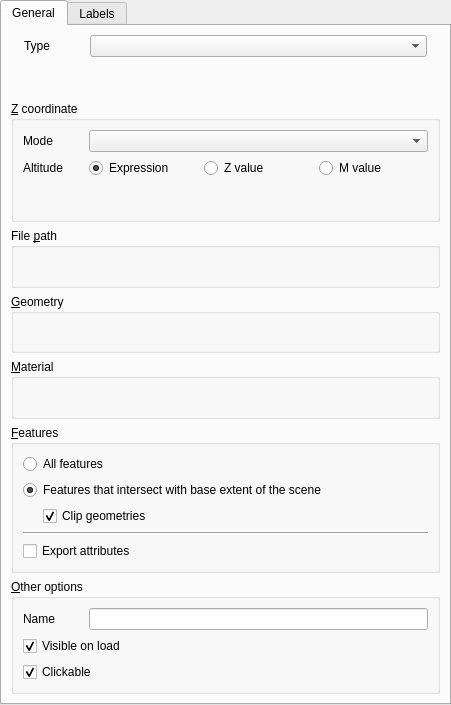
Above: ui/vectorproperties.ui from minorua/Qgis2threejs before the change. Below: the same form after it.
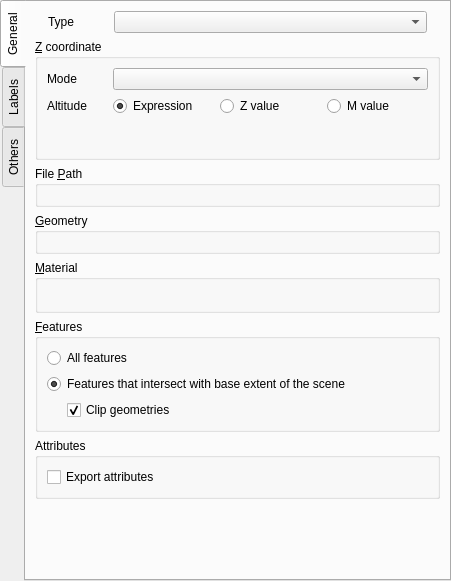
That is the form after the change. Custom widgets are drawn as their Qt base class.

Commit message: ui: scene, DEM and vector property pages have tabs at the left

Patch:
```diff
--- a/ui/vectorproperties.ui
+++ b/ui/vectorproperties.ui
@@ -7,7 +7,7 @@
     <x>0</x>
     <y>0</y>
     <width>451</width>
-    <height>705</height>
+    <height>581</height>
    </rect>
   </property>
   <property name="windowTitle">
@@ -28,6 +28,9 @@
    </property>
    <item>
     <widget class="QTabWidget" name="tabWidget">
+     <property name="tabPosition">
+      <enum>QTabWidget::West</enum>
+     </property>
      <property name="currentIndex">
       <number>0</number>
      </property>
@@ -167,7 +170,7 @@
        <item>
         <widget class="QGroupBox" name="groupBox_FilePath">
          <property name="title">
-          <string>File &amp;path</string>
+          <string>File &amp;Path</string>
          </property>
          <layout class="QVBoxLayout" name="verticalLayout_6">
           <item>
@@ -246,13 +249,15 @@
             </item>
            </layout>
           </item>
-          <item>
-           <widget class="Line" name="line">
-            <property name="orientation">
-             <enum>Qt::Horizontal</enum>
-            </property>
-           </widget>
-          </item>
+         </layout>
+        </widget>
+       </item>
+       <item>
+        <widget class="QGroupBox" name="groupBox_Attribute">
+         <property name="title">
+          <string>Attributes</string>
+         </property>
+         <layout class="QVBoxLayout" name="verticalLayout_9">
           <item>
            <widget class="QCheckBox" name="checkBox_ExportAttrs">
             <property name="text">
@@ -267,49 +272,17 @@
         </widget>
        </item>
        <item>
-        <widget class="QGroupBox" name="groupBox_Others">
-         <property name="title">
-          <string>&amp;Other options</string>
+        <spacer name="verticalSpacer_3">
+         <property name="orientation">
+          <enum>Qt::Vertical</enum>
          </property>
-         <layout class="QGridLayout" name="gridLayout">
-          <item row="0" column="0">
-           <widget class="QLabel" name="label_Name">
-            <property name="minimumSize">
-             <size>
-              <width>60</width>
-              <height>0</height>
-             </size>
-            </property>
-            <property name="text">
-             <string>Name</string>
-            </property>
-           </widget>
-          </item>
-          <item row="2" column="0" colspan="2">
-           <widget class="QCheckBox" name="checkBox_Visible">
-            <property name="text">
-             <string>Visible on load</string>
-            </property>
-            <property name="checked">
-             <bool>true</bool>
-            </property>
-           </widget>
-          </item>
-          <item row="0" column="1">
-           <widget class="QLineEdit" name="lineEdit_Name"/>
-          </item>
-          <item row="3" column="0" colspan="2">
-           <widget class="QCheckBox" name="checkBox_Clickable">
-            <property name="text">
-             <string>Clickable</string>
-            </property>
-            <property name="checked">
-             <bool>true</bool>
-            </property>
-           </widget>
-          </item>
-         </layout>
-        </widget>
+         <property name="sizeHint" stdset="0">
+          <size>
+           <width>20</width>
+           <height>40</height>
+          </size>
+         </property>
+        </spacer>
        </item>
       </layout>
      </widget>
@@ -596,6 +569,62 @@
        </item>
       </layout>
      </widget>
+     <widget class="QWidget" name="tabOthers">
+      <attribute name="title">
+       <string>Others</string>
+      </attribute>
+      <layout class="QGridLayout" name="gridLayout_2">
+       <item row="0" column="0">
+        <widget class="QLabel" name="label_Name">
+         <property name="minimumSize">
+          <size>
+           <width>60</width>
+           <height>0</height>
+          </size>
+         </property>
+         <property name="text">
+          <string>Name</string>
+         </property>
+        </widget>
+       </item>
+       <item row="0" column="1">
+        <widget class="QLineEdit" name="lineEdit_Name"/>
+       </item>
+       <item row="1" column="0" colspan="2">
+        <widget class="QCheckBox" name="checkBox_Visible">
+         <property name="text">
+          <string>Visible on load</string>
+         </property>
+         <property name="checked">
+          <bool>true</bool>
+         </property>
+        </widget>
+       </item>
+       <item row="2" column="0" colspan="2">
+        <widget class="QCheckBox" name="checkBox_Clickable">
+         <property name="text">
+          <string>Clickable</string>
+         </property>
+         <property name="checked">
+          <bool>true</bool>
+         </property>
+        </widget>
+       </item>
+       <item row="3" column="0" colspan="2">
+        <spacer name="verticalSpacer_2">
+         <property name="orientation">
+          <enum>Qt::Vertical</enum>
+         </property>
+         <property name="sizeHint" stdset="0">
+          <size>
+           <width>20</width>
+           <height>40</height>
+          </size>
+         </property>
+        </spacer>
+       </item>
+      </layout>
+     </widget>
     </widget>
    </item>
   </layout>
```
Left out of the diff: 2 changed lines with no effect on the pictures. The commit also changes 7 other files.
